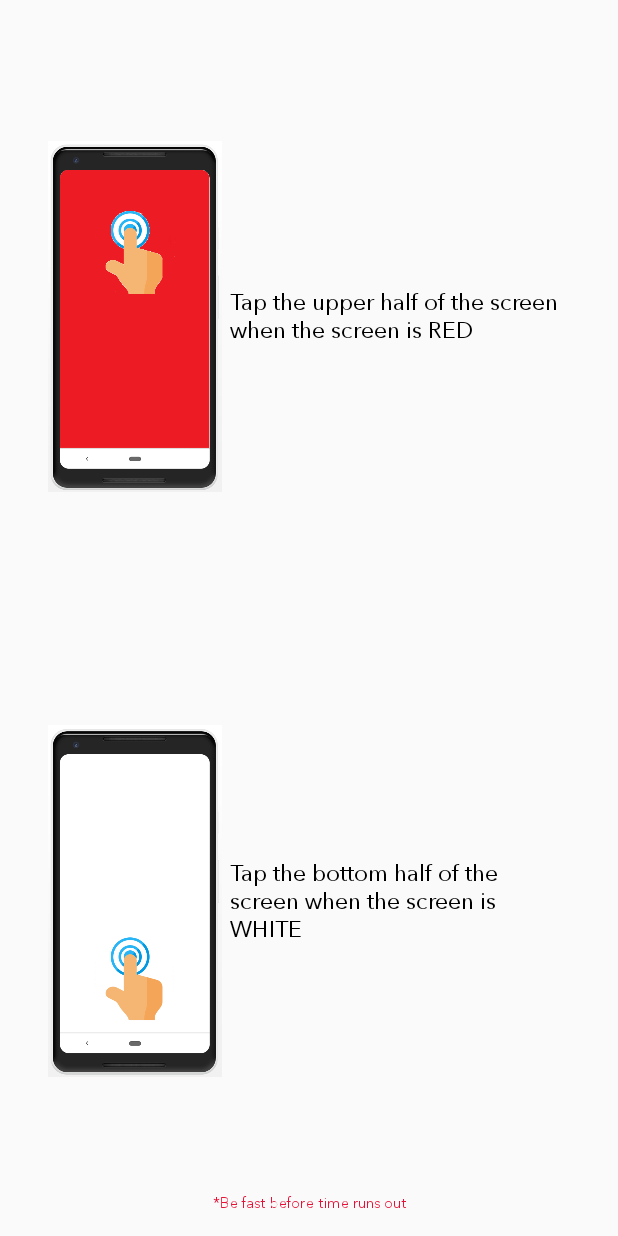
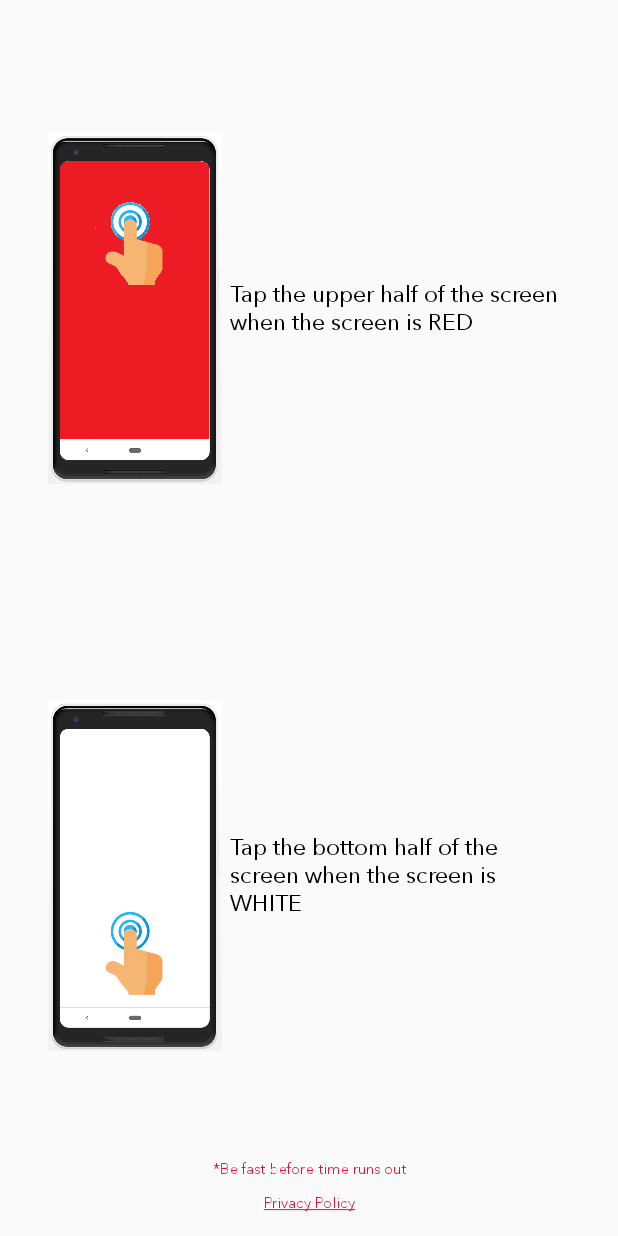
Before and after one commit to sdnitrogen/RedHit, an Android app: the layout start_dialog.xml on its own in the app's theme, with its tools: preview values and no code run, on a phone screen of 412 x 824 dp. Run offline under Robolectric (Android 15) with nearby library versions, the phone set to English and light mode, and no system bars.

Commit message:
added privacy policy

```diff
--- a/app/src/main/java/red/rednitrogen/hit/redhit/PlayActivity.java
+++ b/app/src/main/java/red/rednitrogen/hit/redhit/PlayActivity.java
@@ -14,6 +14,7 @@ import android.os.Message;
 import android.support.v7.app.AlertDialog;
 import android.support.v7.app.AppCompatActivity;
 import android.os.Bundle;
+import android.text.method.LinkMovementMethod;
 import android.view.LayoutInflater;
 import android.view.View;
 import android.view.Window;
@@ -224,13 +225,16 @@ public class PlayActivity extends AppCompatActivity implements RewardedVideoAdLi
         alertDialog.setCanceledOnTouchOutside(false);
         alertDialog.show();
 
+        TextView tp = view.findViewById(R.id.privacy_policy_text);
+        tp.setMovementMethod(LinkMovementMethod.getInstance());
+
         Rect displayRectangle = new Rect();
         Window window = getWindow();
 
         window.getDecorView().getWindowVisibleDisplayFrame(displayRectangle);
 
         alertDialog.getWindow().setLayout((int)(displayRectangle.width() *
-                0.95f), (int)(displayRectangle.height() * 0.6f));
+                0.95f), (int)(displayRectangle.height() * 0.7f));
     }
 
     private void showEndDialog(){
--- a/app/src/main/res/layout/start_dialog.xml
+++ b/app/src/main/res/layout/start_dialog.xml
@@ -64,4 +64,15 @@
         android:textColor="@color/colorAccent"
         android:fontFamily="@font/avenir_next_regular"/>
 
+    <TextView
+        android:id="@+id/privacy_policy_text"
+        android:layout_marginTop="10dp"
+        android:layout_width="match_parent"
+        android:layout_height="wrap_content"
+        android:textSize="10dp"
+        android:text="@string/privacy_policy"
+        android:gravity="center"
+        android:textColor="@color/colorAccent"
+        android:fontFamily="@font/avenir_next_regular"/>
+
 </LinearLayout>
--- a/app/src/main/res/values/strings.xml
+++ b/app/src/main/res/values/strings.xml
@@ -1,5 +1,6 @@
 <resources>
     <string name="app_name">red up</string>
+    <string name="privacy_policy"><a href="https://drive.google.com/open?id=1-UB7rRJusn9ZoxbeK9lRgxt6s5pVrbCX1YiNHkFSl78">Privacy Policy</a></string>
 
     <!-- AdMob ad unit IDs -->
     <string name="admob_app_id">ca-app-pub-2083434115971367~4297056942</string>
```
Also changed, not shown: 4 other files.
